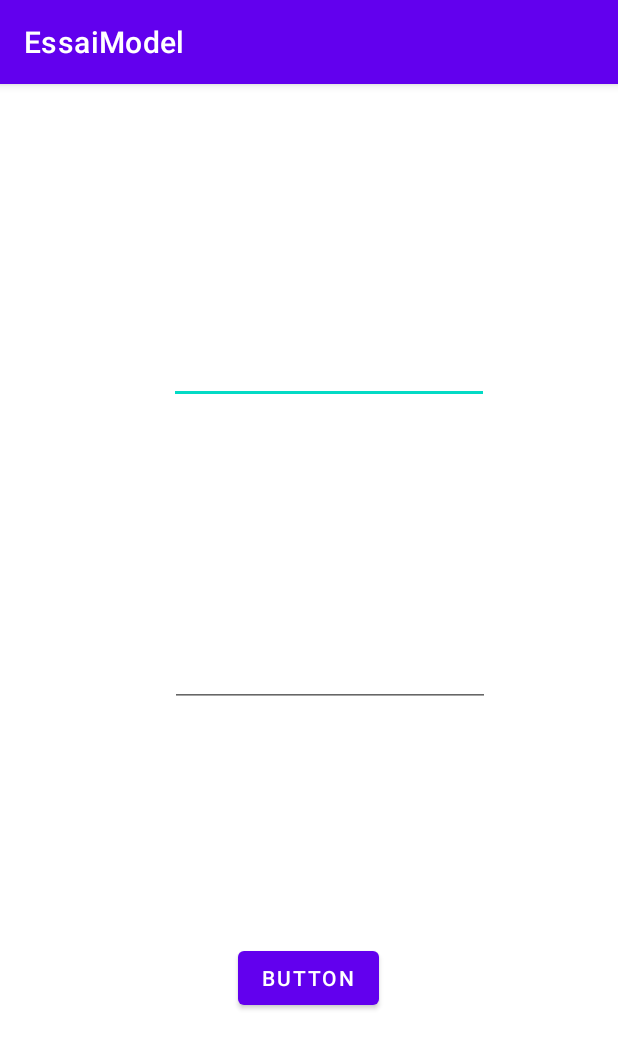
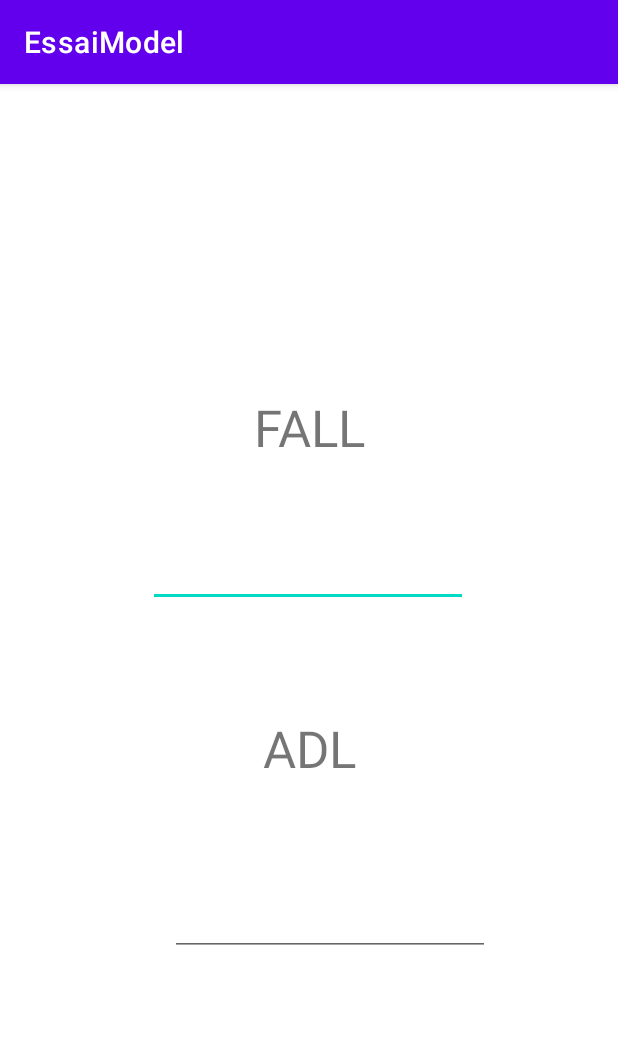
Before and after one commit to maissaAmg/essai-model, an Android app: the screen it shows after launch (MainActivity), on a phone screen of 412 x 824 dp. Shown: the top 1049 px of the screen. Run offline under Robolectric (Android 15) with nearby library versions, the phone set to English and light mode, and no system bars.

```diff
--- a/app/src/main/AndroidManifest.xml
+++ b/app/src/main/AndroidManifest.xml
@@ -1,6 +1,7 @@
 <?xml version="1.0" encoding="utf-8"?>
 <manifest xmlns:android="http://schemas.android.com/apk/res/android"
     xmlns:tools="http://schemas.android.com/tools">
+
 
     <application
         android:allowBackup="true"
@@ -23,6 +24,7 @@
 
         <service android:name=".InferenceService" />
 
+
     </application>
 
 </manifest>
--- a/app/src/main/res/layout/activity_main.xml
+++ b/app/src/main/res/layout/activity_main.xml
@@ -10,13 +10,13 @@
         android:id="@+id/FALL"
         android:layout_width="wrap_content"
         android:layout_height="wrap_content"
-        android:layout_marginTop="168dp"
+        android:layout_marginTop="52dp"
         android:ems="10"
         android:inputType="number"
         app:layout_constraintEnd_toEndOf="parent"
-        app:layout_constraintHorizontal_bias="0.567"
+        app:layout_constraintHorizontal_bias="0.497"
         app:layout_constraintStart_toStartOf="parent"
-        app:layout_constraintTop_toTopOf="parent" />
+        app:layout_constraintTop_toBottomOf="@+id/textView" />
 
     <EditText
         android:id="@+id/ADL"
@@ -24,20 +24,33 @@
         android:layout_height="wrap_content"
         android:ems="10"
         android:inputType="number"
-        app:layout_constraintBottom_toTopOf="@+id/prdbutton"
+        app:layout_constraintBottom_toBottomOf="parent"
         app:layout_constraintEnd_toEndOf="parent"
         app:layout_constraintHorizontal_bias="0.572"
         app:layout_constraintStart_toStartOf="parent"
         app:layout_constraintTop_toBottomOf="@+id/FALL" />
 
-    <Button
-        android:id="@+id/prdbutton"
+    <TextView
+        android:id="@+id/textView"
         android:layout_width="wrap_content"
         android:layout_height="wrap_content"
-        android:layout_marginBottom="148dp"
-        android:text="Button"
+        android:text="FALL"
+        android:textSize="34sp"
         app:layout_constraintBottom_toBottomOf="parent"
         app:layout_constraintEnd_toEndOf="parent"
-        app:layout_constraintHorizontal_bias="0.498"
-        app:layout_constraintStart_toStartOf="parent" />
+        app:layout_constraintStart_toStartOf="parent"
+        app:layout_constraintTop_toTopOf="parent"
+        app:layout_constraintVertical_bias="0.285" />
+
+    <TextView
+        android:id="@+id/textView2"
+        android:layout_width="wrap_content"
+        android:layout_height="wrap_content"
+        android:text="ADL"
+        android:textSize="34sp"
+        app:layout_constraintBottom_toTopOf="@+id/ADL"
+        app:layout_constraintEnd_toEndOf="parent"
+        app:layout_constraintStart_toStartOf="parent"
+        app:layout_constraintTop_toBottomOf="@+id/FALL" />
+
 </androidx.constraintlayout.widget.ConstraintLayout>
```
Also changed, not shown: app/src/main/java/com/codingwithmitch/essaimodel/MainActivity.kt (+44 -5 lines).
